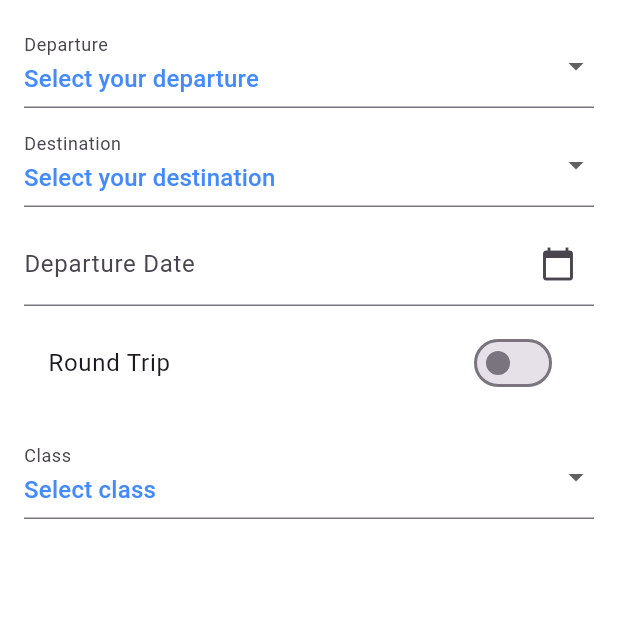
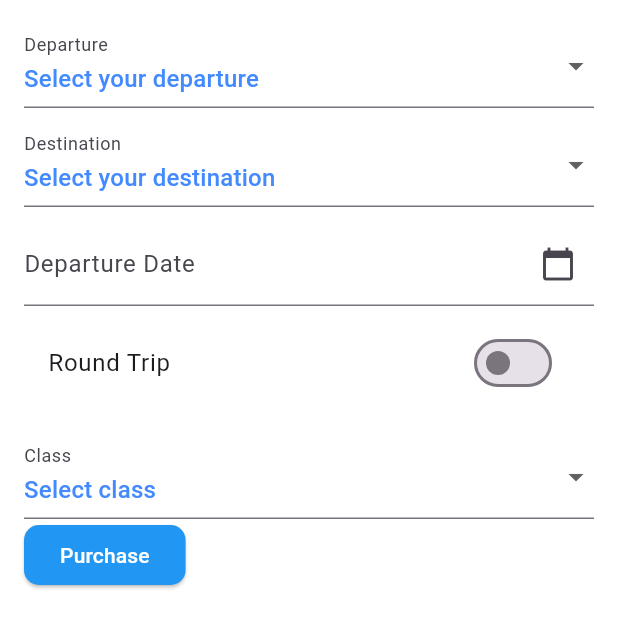
Before and after one commit to aweeff/bookingApp, a Flutter app: the PurchasePage screen opened directly, after a tap on "Round Trip", on a phone screen of 412 x 824 dp. Shown: the top 628 px of the screen. Run offline on Flutter 3.47's test engine with Material 3 defaults, Android fonts, the phone set to English and light mode, and no system bars; our stand-ins replace google_maps_flutter.

Commit message:
purchase logic implementation/ round trip toggle not working/ round trip tickets are being registered fine

```diff
--- a/lib/home_pages/purchase.dart
+++ b/lib/home_pages/purchase.dart
@@ -1,7 +1,9 @@
+import 'dart:convert';
+
 import 'package:flutter/material.dart';
 import 'package:intl/intl.dart'; // Ensure this package is in your pubspec.yaml
 import 'package:project1/localizations/l10n.dart';
-
+import 'package:http/http.dart' as http;
 
 class City {
   final String code;
@@ -25,6 +27,7 @@ class PurchasePage extends StatefulWidget {
 }
 
 class _PurchasePageState extends State<PurchasePage> {
+
   String? departure;
   String? destination;
   DateTime? departureDate;
@@ -35,7 +38,7 @@ class _PurchasePageState extends State<PurchasePage> {
   List<City> cities = [
     City("SCO", "Aktau"),
     City("AKH", "Aktobe"),
-    City("LAND", "Almaty"),
+    City("ALA", "Almaty"),
     City("NQZ", "Astana"),
     City("GUW", "Atyrau"),
     City("BXY", "Baikonur"),
@@ -57,10 +60,20 @@ class _PurchasePageState extends State<PurchasePage> {
   final List<String> classOptions = ['Economy', 'Business', 'First'];
   final DateFormat dateFormat = DateFormat('yyyy-MM-dd');
 
+  TextEditingController departureDateController = TextEditingController();
+  TextEditingController returnDateController = TextEditingController();
+
+  @override
+  void dispose() {
+    departureDateController.dispose();
+    returnDateController.dispose();
+    super.dispose();
+  }
+
   Future<void> _selectDate(BuildContext context, bool isDeparture) async {
     final DateTime? picked = await showDatePicker(
       context: context,
-      initialDate: isDeparture ? (departureDate ?? DateTime.now()) : (returnDate ?? DateTime.now()),
+      initialDate: (isDeparture ? departureDate : returnDate) ?? DateTime.now(),
       firstDate: DateTime(2000),
       lastDate: DateTime(2101),
     );
@@ -68,12 +81,51 @@ class _PurchasePageState extends State<PurchasePage> {
       setState(() {
         if (isDeparture) {
           departureDate = picked;
+          departureDateController.text = DateFormat('yyyy-MM-dd').format(picked);
         } else {
           returnDate = picked;
+          returnDateController.text = DateFormat('yyyy-MM-dd').format(picked);
         }
       });
     }
   }
+
+  Future<void> submitTicketDetails() async {
+    if (widget.user['email'] == null) {
+      ScaffoldMessenger.of(context).showSnackBar(
+        const SnackBar(content: Text('User email is not available')),
+      );
+      return;
+    }
+    String email = widget.user['email'];
+    var response = await http.post(
+      Uri.parse('http://192.168.1.28:3000/api/tickets'), // Change to your actual endpoint
+      headers: <String, String>{
+        'Content-Type': 'application/json; charset=UTF-8',
+      },
+      body: jsonEncode(<String, dynamic>{
+        'email': email,
+        'departure': departure,
+        'destination': destination,
+        'departureDate': departureDate?.toIso8601String(),
+        'returnDate': returnDate?.toIso8601String(),
+        'travelClass': travelClass,
+        'isRoundTrip': isRoundTrip,
+      }),
+    );
+
+    if (response.statusCode == 200) {
+      ScaffoldMessenger.of(context).showSnackBar(
+        const SnackBar(content: Text('Ticket details submitted successfully')),
+      );
+      print(response.body);
+    } else {
+      ScaffoldMessenger.of(context).showSnackBar(
+        SnackBar(content: Text('Failed to submit ticket details: ${response.body}')),
+      );
+    }
+  }
+
 
   @override
   Widget build(BuildContext context) {
@@ -101,7 +153,6 @@ class _PurchasePageState extends State<PurchasePage> {
                 hintText: localizations.translate('select_departure'),
               ),
             ),
-
             const SizedBox(height: 10),
             DropdownButtonFormField<String>(
               value: destination,
@@ -120,18 +171,19 @@ class _PurchasePageState extends State<PurchasePage> {
               ),
             ),
             const SizedBox(height: 10),
-            GestureDetector(
-              onTap: () => _selectDate(context, true),
-              child: AbsorbPointer(
-                child: TextFormField(
+
+
+
+
+            TextFormField(
+              readOnly: true,
               decoration: InputDecoration(
                 labelText: localizations.translate('departure_date'),
                 hintText: localizations.translate('select_departure_date'),
                 suffixIcon: Icon(Icons.calendar_today),
               ),
-                  controller: TextEditingController(text: departureDate == null ? '' : dateFormat.format(departureDate!)),
-                ),
-              ),
+              controller: departureDateController,
+              onTap: () => _selectDate(context, true),
             ),
             const SizedBox(height: 10),
             SwitchListTile(
@@ -141,25 +193,26 @@ class _PurchasePageState extends State<PurchasePage> {
                 setState(() {
                   isRoundTrip = value;
                   if (!isRoundTrip) {
-                    returnDate = null; // Clear return date when toggling off round trip
+                    returnDate = null;
+                    returnDateController.clear();
                   }
                 });
               },
             ),
             if (isRoundTrip)
-              GestureDetector(
-                onTap: () => _selectDate(context, false),
-                child: AbsorbPointer(
-                  child: TextFormField(
+              TextFormField(
+                readOnly: true,
                 decoration: InputDecoration(
                   labelText: localizations.translate('return_date'),
                   hintText: localizations.translate('select_return_date'),
                   suffixIcon: Icon(Icons.calendar_today),
                 ),
-                    controller: TextEditingController(text: returnDate == null ? '' : dateFormat.format(returnDate!)),
+                controller: returnDateController,
+                onTap: () => _selectDate(context, false),
               ),
-                ),
-              ),
+
+
+
             const SizedBox(height: 20),
             DropdownButtonFormField<String>(
               value: travelClass,
@@ -175,6 +228,23 @@ class _PurchasePageState extends State<PurchasePage> {
                 hintText: localizations.translate('select_class'),
               ),
             ),
+            ElevatedButton(
+              style: ElevatedButton.styleFrom(
+                backgroundColor: Colors.blue,
+                shape: RoundedRectangleBorder(
+                  borderRadius: BorderRadius.circular(10),
+                ),
+              ),
+              onPressed: () {
+                submitTicketDetails();
+              },
+              child: const Text(
+                'Purchase',
+                style: TextStyle(
+                  color: Colors.white,
+                ),
+              ),
+            ),
           ],
         ),
       ),
```
Lines whose indentation alone changed are shown as unchanged.
